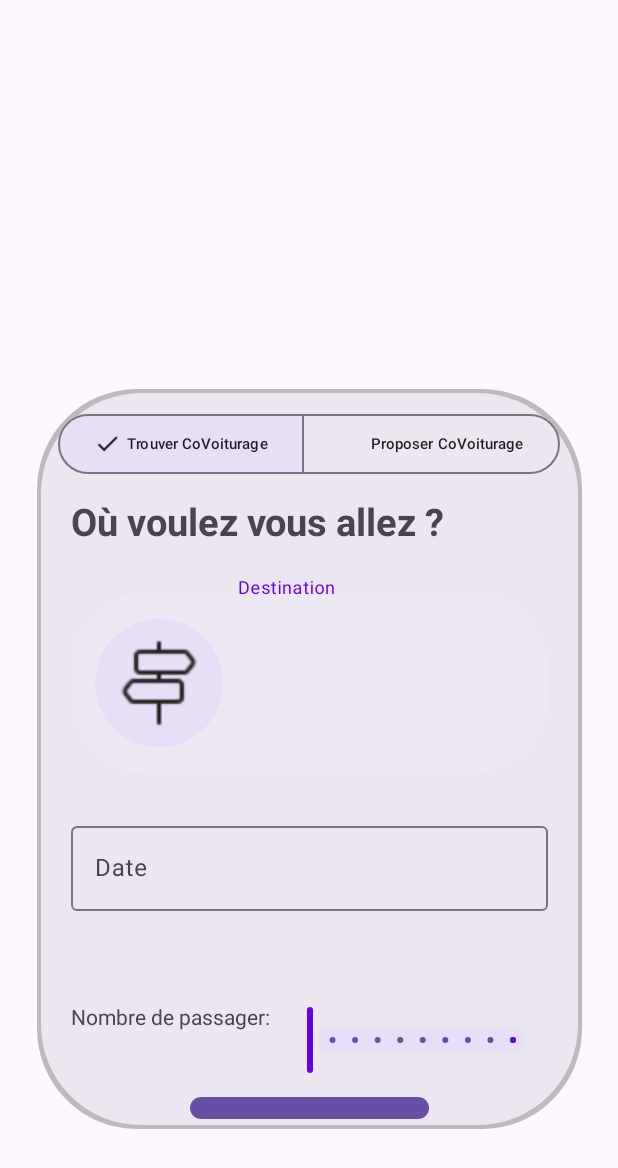
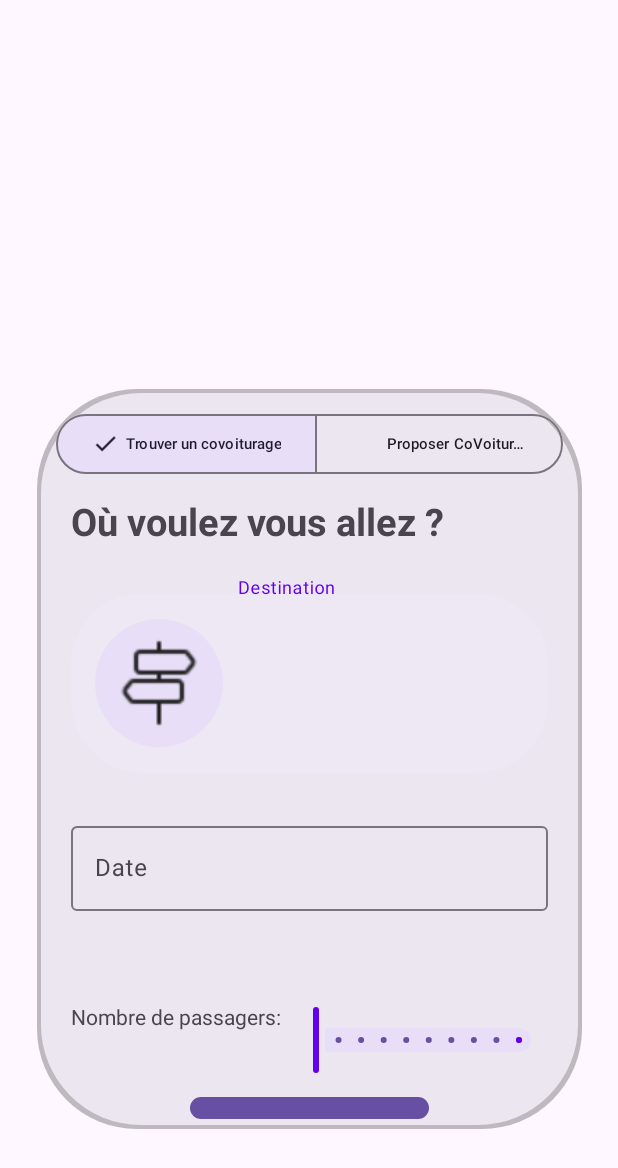
Before and after one commit to AimenDje/ApplicationCovoiturage, an Android app: the layout fragment_accueil.xml on its own in the app's theme, with its tools: preview values and no code run, on a phone screen of 412 x 824 dp. Shown: the top 1168 px of the screen. Run offline under Robolectric (Android 15) with nearby library versions, the phone set to English and light mode, and no system bars.

Commit message:
Modification de l'internalisation

```diff
--- a/app/src/main/res/layout/fragment_accueil.xml
+++ b/app/src/main/res/layout/fragment_accueil.xml
@@ -44,7 +44,7 @@
                 android:backgroundTint="@drawable/background_color_selector"
                 android:checkable="true"
                 android:checked="true"
-                android:text="Trouver CoVoiturage"
+                android:text="@string/chercheCoVoiturage"
 
                 android:textSize="10dp"
                 app:icon="@drawable/icon_selector" />
@@ -68,13 +68,14 @@
             android:orientation="vertical"
             android:visibility="visible"
            >
+
             <TextView
                 android:id="@+id/trouverTitle"
                 android:layout_width="wrap_content"
                 android:layout_height="wrap_content"
                 android:layout_marginHorizontal="20dp"
                 android:layout_marginVertical="10dp"
-            android:text="Où voulez vous allez ?"
+                android:text="@string/trouverTitle"
                 android:textSize="25dp"
                 android:textStyle="bold" />
 
@@ -124,12 +125,12 @@
                     android:layout_marginHorizontal="20dp"
                     android:layout_marginVertical="10dp"
                     android:padding="0dp">
+
                     <TextView
                         android:id="@+id/label"
                         android:layout_width="wrap_content"
                         android:layout_height="wrap_content"
-                        android:layout_marginEnd="8dp"
-                        android:text="Nombre de passager: "
+                        android:text="@string/labelNbPassager"
                         app:layout_constraintBottom_toBottomOf="parent"
                         app:layout_constraintStart_toStartOf="parent"
                         app:layout_constraintTop_toTopOf="parent" />
--- a/app/src/main/res/menu/menu.xml
+++ b/app/src/main/res/menu/menu.xml
@@ -7,7 +7,7 @@
     <item
         android:id="@+id/reservation"
         android:icon="@drawable/messagerie_icon"
-        android:title="Reservation" />
+        android:title="@string/reservations" />
     <item
         android:id="@+id/profile"
         android:icon="@drawable/profile_icon"
--- a/app/src/main/res/values/strings.xml
+++ b/app/src/main/res/values/strings.xml
@@ -6,6 +6,6 @@
     <string name="utilisateurID" translatable="false">99</string>
     <string name="chercheCoVoiturage">Trouver un covoiturage</string>
     <string name="trouverTitle">Où voulez vous allez ?</string>
-    <string name="label">"Nombre de passagers: "</string>
+    <string name="labelNbPassager">"Nombre de passagers: "</string>
     <string name="datePickerEditText">Date</string>
 </resources>
```
Also changed, not shown: 1 other file. Lines whose indentation alone changed are shown as unchanged.
